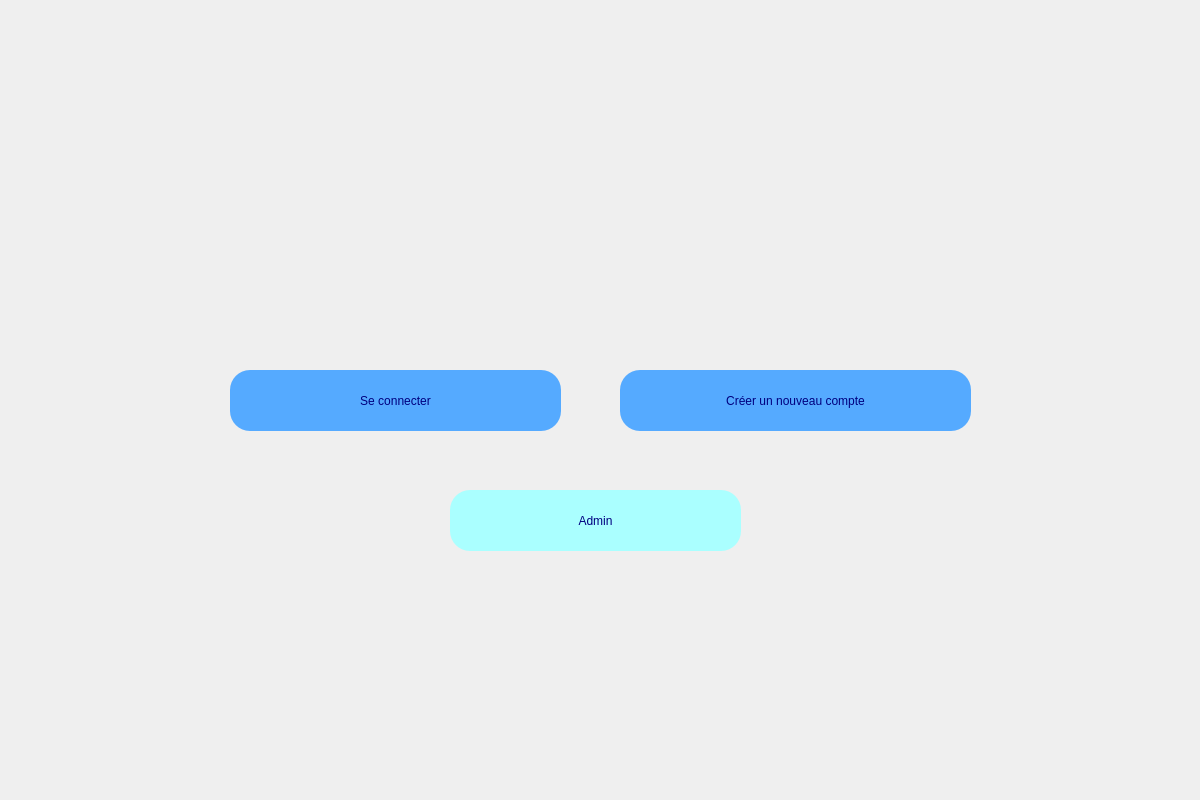
Qt form view/welcomescreen.ui (PierreChal/projet_info_loc) before a commit.
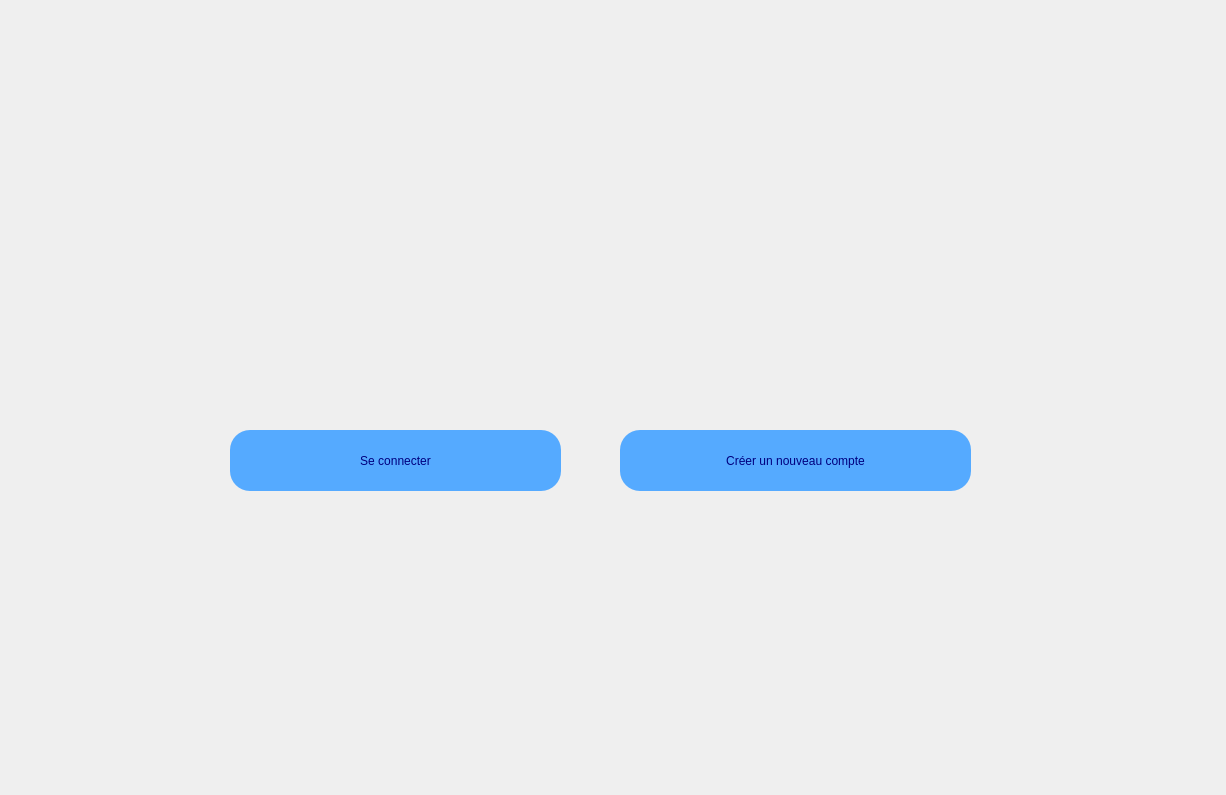
The same form after that commit.

Commit message: suppression admin

```diff
--- a/view/welcomescreen.ui
+++ b/view/welcomescreen.ui
@@ -6,8 +6,8 @@
    <rect>
     <x>0</x>
     <y>0</y>
-    <width>1200</width>
-    <height>800</height>
+    <width>1226</width>
+    <height>795</height>
    </rect>
   </property>
   <property name="windowTitle">
@@ -29,7 +29,7 @@
     <property name="geometry">
      <rect>
       <x>230</x>
-      <y>370</y>
+      <y>430</y>
       <width>331</width>
       <height>61</height>
      </rect>
@@ -48,7 +48,7 @@
     <property name="geometry">
      <rect>
       <x>620</x>
-      <y>370</y>
+      <y>430</y>
       <width>351</width>
       <height>61</height>
      </rect>
@@ -63,25 +63,6 @@
      <string>Créer un nouveau compte</string>
     </property>
    </widget>
-   <widget class="QPushButton" name="pushButton_3">
-    <property name="geometry">
-     <rect>
-      <x>450</x>
-      <y>490</y>
-      <width>291</width>
-      <height>61</height>
-     </rect>
-    </property>
-    <property name="styleSheet">
-     <string notr="true">border-radius:20px; 
-color: rgb(0, 0, 127);
-font: 20pt &quot;MS Shell Dlg 2&quot;;
-background-color: rgb(170, 255, 255);</string>
-    </property>
-    <property name="text">
-     <string>Admin</string>
-    </property>
-   </widget>
   </widget>
  </widget>
  <resources/>
```
The commit also changes 7 other files.
